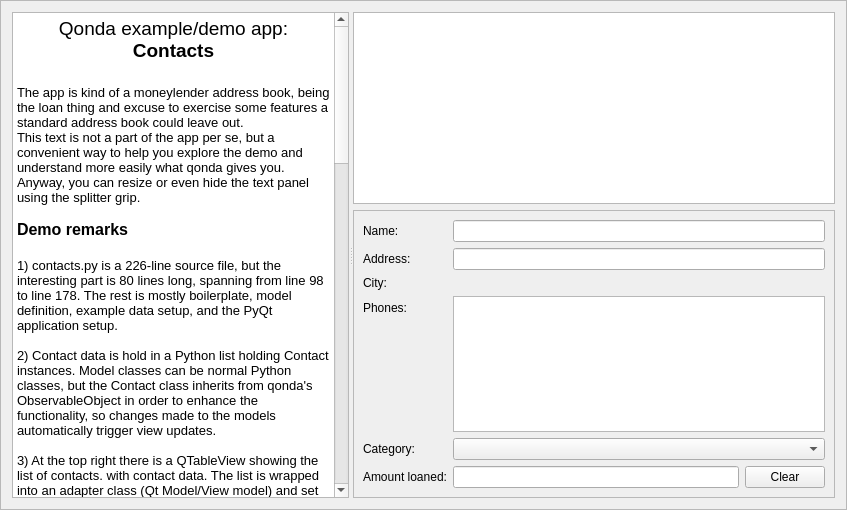
This is contacts/contacts.ui in shulai/qonda as Qt 5 draws it before an edit. The edited form follows.
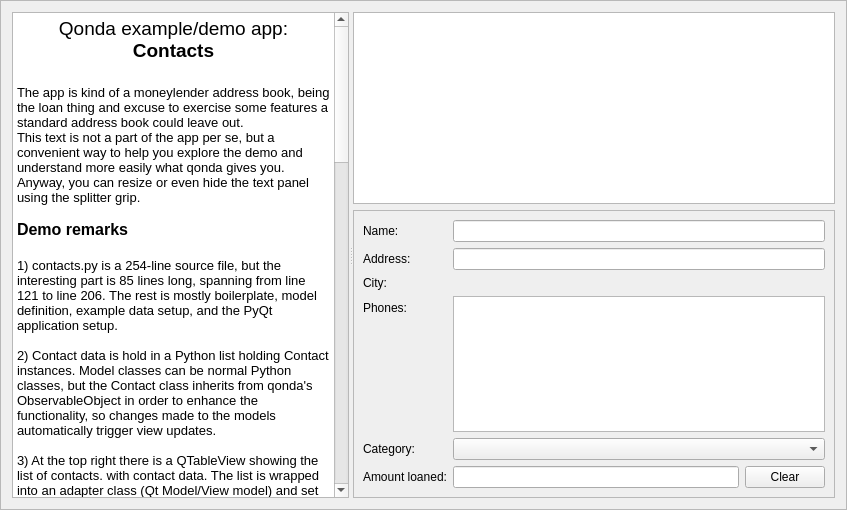
This is the edited form. Custom widgets are drawn as their Qt base class.

Commit message: Change line numbers reference

Diff of the .ui file:
```diff
--- a/contacts/contacts.ui
+++ b/contacts/contacts.ui
@@ -30,38 +30,38 @@
        <string>&lt;!DOCTYPE HTML PUBLIC &quot;-//W3C//DTD HTML 4.0//EN&quot; &quot;http://www.w3.org/TR/REC-html40/strict.dtd&quot;&gt;
 &lt;html&gt;&lt;head&gt;&lt;meta name=&quot;qrichtext&quot; content=&quot;1&quot; /&gt;&lt;style type=&quot;text/css&quot;&gt;
 p, li { white-space: pre-wrap; }
-&lt;/style&gt;&lt;/head&gt;&lt;body style=&quot; font-family:'Sans Serif'; font-size:10pt; font-weight:400; font-style:normal;&quot;&gt;
-&lt;p align=&quot;center&quot; style=&quot; margin-top:0px; margin-bottom:0px; margin-left:0px; margin-right:0px; -qt-block-indent:0; text-indent:0px;&quot;&gt;&lt;span style=&quot; font-size:14pt;&quot;&gt;Qonda example/demo app: &lt;/span&gt;&lt;span style=&quot; font-size:14pt; font-weight:600;&quot;&gt;Contacts&lt;/span&gt;&lt;/p&gt;
-&lt;p align=&quot;center&quot; style=&quot;-qt-paragraph-type:empty; margin-top:0px; margin-bottom:0px; margin-left:0px; margin-right:0px; -qt-block-indent:0; text-indent:0px; font-size:14pt; font-weight:600;&quot;&gt;&lt;br /&gt;&lt;/p&gt;
-&lt;p style=&quot; margin-top:0px; margin-bottom:0px; margin-left:0px; margin-right:0px; -qt-block-indent:0; text-indent:0px;&quot;&gt;The app is kind of a moneylender address book, being the loan thing and excuse to exercise some features a standard address book could leave out.&lt;/p&gt;
-&lt;p style=&quot; margin-top:0px; margin-bottom:0px; margin-left:0px; margin-right:0px; -qt-block-indent:0; text-indent:0px;&quot;&gt;This text is not a part of the app per se, but a convenient way to help you explore the demo and understand more easily what qonda gives you. Anyway, you can resize or even hide the text panel using the splitter grip.&lt;/p&gt;
-&lt;p style=&quot;-qt-paragraph-type:empty; margin-top:0px; margin-bottom:0px; margin-left:0px; margin-right:0px; -qt-block-indent:0; text-indent:0px;&quot;&gt;&lt;br /&gt;&lt;/p&gt;
-&lt;p style=&quot; margin-top:0px; margin-bottom:0px; margin-left:0px; margin-right:0px; -qt-block-indent:0; text-indent:0px;&quot;&gt;&lt;span style=&quot; font-size:12pt; font-weight:600;&quot;&gt;Demo remarks&lt;/span&gt;&lt;/p&gt;
-&lt;p style=&quot;-qt-paragraph-type:empty; margin-top:0px; margin-bottom:0px; margin-left:0px; margin-right:0px; -qt-block-indent:0; text-indent:0px; font-size:12pt; font-weight:600;&quot;&gt;&lt;br /&gt;&lt;/p&gt;
-&lt;p style=&quot; margin-top:0px; margin-bottom:0px; margin-left:0px; margin-right:0px; -qt-block-indent:0; text-indent:0px;&quot;&gt;1) contacts.py is a 226-line source file, but the interesting part is 80 lines long, spanning from line 98 to line 178. The rest is mostly boilerplate, model definition, example data setup, and the PyQt application setup.&lt;/p&gt;
-&lt;p style=&quot;-qt-paragraph-type:empty; margin-top:0px; margin-bottom:0px; margin-left:0px; margin-right:0px; -qt-block-indent:0; text-indent:0px;&quot;&gt;&lt;br /&gt;&lt;/p&gt;
-&lt;p style=&quot; margin-top:0px; margin-bottom:0px; margin-left:0px; margin-right:0px; -qt-block-indent:0; text-indent:0px;&quot;&gt;2) Contact data is hold in a Python list holding Contact instances. Model classes can be normal Python classes, but the Contact class inherits from qonda's ObservableObject in order to enhance the functionality, so changes made to the models automatically trigger view updates.&lt;/p&gt;
-&lt;p style=&quot;-qt-paragraph-type:empty; margin-top:0px; margin-bottom:0px; margin-left:0px; margin-right:0px; -qt-block-indent:0; text-indent:0px;&quot;&gt;&lt;br /&gt;&lt;/p&gt;
-&lt;p style=&quot; margin-top:0px; margin-bottom:0px; margin-left:0px; margin-right:0px; -qt-block-indent:0; text-indent:0px;&quot;&gt;3) At the top right there is a QTableView showing the list of contacts. with contact data. The list is wrapped into an adapter class (Qt Model/View model) and set as the QTableView model. Code required: 5 sentences in lines 116-137, including 16 lines for column metadata. The QTableView is promoted into a qonda.widgets.views.TableView, that implements inline row appending and deleting using Ctrl+Insert and Ctrl+Delete.&lt;/p&gt;
-&lt;p style=&quot;-qt-paragraph-type:empty; margin-top:0px; margin-bottom:0px; margin-left:0px; margin-right:0px; -qt-block-indent:0; text-indent:0px;&quot;&gt;&lt;br /&gt;&lt;/p&gt;
-&lt;p style=&quot; margin-top:0px; margin-bottom:0px; margin-left:0px; margin-right:0px; -qt-block-indent:0; text-indent:0px;&quot;&gt;4) Below the table is a form showing the full contact data of the selected row. The form is set up setting a mapper (2 sentences, lines 106-112), plus setting the contact and phone list adapters (5 sentences in lines 140-168, with 20 lines for column metadata declaration). The mapper isn't a standard QDataWidgetMapper but an enhanced Qonda DataWidgetMapper.&lt;/p&gt;
-&lt;p style=&quot;-qt-paragraph-type:empty; margin-top:0px; margin-bottom:0px; margin-left:0px; margin-right:0px; -qt-block-indent:0; text-indent:0px;&quot;&gt;&lt;br /&gt;&lt;/p&gt;
-&lt;p style=&quot; margin-top:0px; margin-bottom:0px; margin-left:0px; margin-right:0px; -qt-block-indent:0; text-indent:0px;&quot;&gt;5) If you click on the contact list, the contents of the form shows the selected contact data. The link between the table and the form is done in a 2-line slot connected to the clicked signal of the table&lt;/p&gt;
-&lt;p style=&quot;-qt-paragraph-type:empty; margin-top:0px; margin-bottom:0px; margin-left:0px; margin-right:0px; -qt-block-indent:0; text-indent:0px;&quot;&gt;&lt;br /&gt;&lt;/p&gt;
-&lt;p style=&quot; margin-top:0px; margin-bottom:0px; margin-left:0px; margin-right:0px; -qt-block-indent:0; text-indent:0px;&quot;&gt;6) You can edit values in the table, and the changes propagates automatically to the form. This is not done using Qt Model/View but being Contact an ObservableObject, because for Qt the table and the form have different models.&lt;/p&gt;
-&lt;p style=&quot;-qt-paragraph-type:empty; margin-top:0px; margin-bottom:0px; margin-left:0px; margin-right:0px; -qt-block-indent:0; text-indent:0px;&quot;&gt;&lt;br /&gt;&lt;/p&gt;
-&lt;p style=&quot; margin-top:0px; margin-bottom:0px; margin-left:0px; margin-right:0px; -qt-block-indent:0; text-indent:0px;&quot;&gt;7) The &amp;quot;Phones&amp;quot; column in the table is not editable. Both flags and a sensible selection of metadata attributes are optionally functional. e.g. you could declare the attribute either as a constant or using a lambda or another function and return the proper value according the entity value. The value of the phones column is a subclass of list named Phones that implements a proper __unicode__ method.&lt;/p&gt;
-&lt;p style=&quot;-qt-paragraph-type:empty; margin-top:0px; margin-bottom:0px; margin-left:0px; margin-right:0px; -qt-block-indent:0; text-indent:0px;&quot;&gt;&lt;br /&gt;&lt;/p&gt;
-&lt;p style=&quot; margin-top:0px; margin-bottom:0px; margin-left:0px; margin-right:0px; -qt-block-indent:0; text-indent:0px;&quot;&gt;8) Change the category of the contact and/or the type of the phone numbers. Both list of options are made of tuples of strings, being strings for the sake of simplicity, could be arbitrary objects able to render an Unicode representation (e.g. have __unicode__ method). Picking an options set the value of the attribute to the selected object. Setting the list of options for the combos takes 2 and 3 lines respectively.&lt;/p&gt;
-&lt;p style=&quot;-qt-paragraph-type:empty; margin-top:0px; margin-bottom:0px; margin-left:0px; margin-right:0px; -qt-block-indent:0; text-indent:0px;&quot;&gt;&lt;br /&gt;&lt;/p&gt;
-&lt;p style=&quot; margin-top:0px; margin-bottom:0px; margin-left:0px; margin-right:0px; -qt-block-indent:0; text-indent:0px;&quot;&gt;9) Click on the city name, and type the name, or part of the name of a city, if a single city is found for the input, the city becomes the new value of the attribute. If several alternatives are available (try &amp;quot;B&amp;quot;, &amp;quot;L&amp;quot; or &amp;quot;M&amp;quot;) a menu pops up with the options. As with the combos, the cities are strings but could be any object with Unicode representation. The LookupWidget is a handy widget for settings associations. The lookup function is external to the widget, allowing to do any kind of search.&lt;/p&gt;
-&lt;p style=&quot;-qt-paragraph-type:empty; margin-top:0px; margin-bottom:0px; margin-left:0px; margin-right:0px; -qt-block-indent:0; text-indent:0px;&quot;&gt;&lt;br /&gt;&lt;/p&gt;
-&lt;p style=&quot; margin-top:0px; margin-bottom:0px; margin-left:0px; margin-right:0px; -qt-block-indent:0; text-indent:0px;&quot;&gt;10) Try adding a new telephone number in the phone table. Adding items is transparent. Deleting and inserting is not currently implemented, but should be and easy addition.&lt;/p&gt;
-&lt;p style=&quot;-qt-paragraph-type:empty; margin-top:0px; margin-bottom:0px; margin-left:0px; margin-right:0px; -qt-block-indent:0; text-indent:0px;&quot;&gt;&lt;br /&gt;&lt;/p&gt;
-&lt;p style=&quot; margin-top:0px; margin-bottom:0px; margin-left:0px; margin-right:0px; -qt-block-indent:0; text-indent:0px;&quot;&gt;11) Try different values for the amount loaned, say 0, 50, 120. The formatter and parser provided in the metadata formats the number properly and parse it back into a Python float. Also, metadata is set with lambdas so background turns yellow if the value reachs 50, and the font turns bold and red if the value reach 100. While the same metadata is set in both model adapters, both detail in both views are updated regardless which you update.&lt;/p&gt;
-&lt;p style=&quot;-qt-paragraph-type:empty; margin-top:0px; margin-bottom:0px; margin-left:0px; margin-right:0px; -qt-block-indent:0; text-indent:0px;&quot;&gt;&lt;br /&gt;&lt;/p&gt;
-&lt;p style=&quot; margin-top:0px; margin-bottom:0px; margin-left:0px; margin-right:0px; -qt-block-indent:0; text-indent:0px;&quot;&gt;12) Click on the clear button. Again, the value clears in both views including colors and font.&lt;/p&gt;
-&lt;p style=&quot;-qt-paragraph-type:empty; margin-top:0px; margin-bottom:0px; margin-left:0px; margin-right:0px; -qt-block-indent:0; text-indent:0px;&quot;&gt;&lt;br /&gt;&lt;/p&gt;&lt;/body&gt;&lt;/html&gt;</string>
+&lt;/style&gt;&lt;/head&gt;&lt;body style=&quot; font-family:'DejaVu Sans'; font-size:9pt; font-weight:400; font-style:normal;&quot;&gt;
+&lt;p align=&quot;center&quot; style=&quot; margin-top:0px; margin-bottom:0px; margin-left:0px; margin-right:0px; -qt-block-indent:0; text-indent:0px;&quot;&gt;&lt;span style=&quot; font-family:'Sans Serif'; font-size:14pt;&quot;&gt;Qonda example/demo app: &lt;/span&gt;&lt;span style=&quot; font-family:'Sans Serif'; font-size:14pt; font-weight:600;&quot;&gt;Contacts&lt;/span&gt;&lt;/p&gt;
+&lt;p align=&quot;center&quot; style=&quot;-qt-paragraph-type:empty; margin-top:0px; margin-bottom:0px; margin-left:0px; margin-right:0px; -qt-block-indent:0; text-indent:0px; font-family:'Sans Serif'; font-size:14pt; font-weight:600;&quot;&gt;&lt;br /&gt;&lt;/p&gt;
+&lt;p style=&quot; margin-top:0px; margin-bottom:0px; margin-left:0px; margin-right:0px; -qt-block-indent:0; text-indent:0px;&quot;&gt;&lt;span style=&quot; font-family:'Sans Serif'; font-size:10pt;&quot;&gt;The app is kind of a moneylender address book, being the loan thing and excuse to exercise some features a standard address book could leave out.&lt;/span&gt;&lt;/p&gt;
+&lt;p style=&quot; margin-top:0px; margin-bottom:0px; margin-left:0px; margin-right:0px; -qt-block-indent:0; text-indent:0px;&quot;&gt;&lt;span style=&quot; font-family:'Sans Serif'; font-size:10pt;&quot;&gt;This text is not a part of the app per se, but a convenient way to help you explore the demo and understand more easily what qonda gives you. Anyway, you can resize or even hide the text panel using the splitter grip.&lt;/span&gt;&lt;/p&gt;
+&lt;p style=&quot;-qt-paragraph-type:empty; margin-top:0px; margin-bottom:0px; margin-left:0px; margin-right:0px; -qt-block-indent:0; text-indent:0px; font-family:'Sans Serif'; font-size:10pt;&quot;&gt;&lt;br /&gt;&lt;/p&gt;
+&lt;p style=&quot; margin-top:0px; margin-bottom:0px; margin-left:0px; margin-right:0px; -qt-block-indent:0; text-indent:0px;&quot;&gt;&lt;span style=&quot; font-family:'Sans Serif'; font-size:12pt; font-weight:600;&quot;&gt;Demo remarks&lt;/span&gt;&lt;/p&gt;
+&lt;p style=&quot;-qt-paragraph-type:empty; margin-top:0px; margin-bottom:0px; margin-left:0px; margin-right:0px; -qt-block-indent:0; text-indent:0px; font-family:'Sans Serif'; font-size:12pt; font-weight:600;&quot;&gt;&lt;br /&gt;&lt;/p&gt;
+&lt;p style=&quot; margin-top:0px; margin-bottom:0px; margin-left:0px; margin-right:0px; -qt-block-indent:0; text-indent:0px;&quot;&gt;&lt;span style=&quot; font-family:'Sans Serif'; font-size:10pt;&quot;&gt;1) contacts.py is a 254-line source file, but the interesting part is 85 lines long, spanning from line 121 to line 206. The rest is mostly boilerplate, model definition, example data setup, and the PyQt application setup.&lt;/span&gt;&lt;/p&gt;
+&lt;p style=&quot;-qt-paragraph-type:empty; margin-top:0px; margin-bottom:0px; margin-left:0px; margin-right:0px; -qt-block-indent:0; text-indent:0px; font-family:'Sans Serif'; font-size:10pt;&quot;&gt;&lt;br /&gt;&lt;/p&gt;
+&lt;p style=&quot; margin-top:0px; margin-bottom:0px; margin-left:0px; margin-right:0px; -qt-block-indent:0; text-indent:0px;&quot;&gt;&lt;span style=&quot; font-family:'Sans Serif'; font-size:10pt;&quot;&gt;2) Contact data is hold in a Python list holding Contact instances. Model classes can be normal Python classes, but the Contact class inherits from qonda's ObservableObject in order to enhance the functionality, so changes made to the models automatically trigger view updates.&lt;/span&gt;&lt;/p&gt;
+&lt;p style=&quot;-qt-paragraph-type:empty; margin-top:0px; margin-bottom:0px; margin-left:0px; margin-right:0px; -qt-block-indent:0; text-indent:0px; font-family:'Sans Serif'; font-size:10pt;&quot;&gt;&lt;br /&gt;&lt;/p&gt;
+&lt;p style=&quot; margin-top:0px; margin-bottom:0px; margin-left:0px; margin-right:0px; -qt-block-indent:0; text-indent:0px;&quot;&gt;&lt;span style=&quot; font-family:'Sans Serif'; font-size:10pt;&quot;&gt;3) At the top right there is a QTableView showing the list of contacts. with contact data. The list is wrapped into an adapter class (Qt Model/View model) and set as the QTableView model. Code required: 5 sentences in lines 138-162, including 18 lines for column metadata. The QTableView is promoted into a qonda.widgets.views.TableView, that implements inline row appending and deleting using Ctrl+Insert and Ctrl+Delete.&lt;/span&gt;&lt;/p&gt;
+&lt;p style=&quot;-qt-paragraph-type:empty; margin-top:0px; margin-bottom:0px; margin-left:0px; margin-right:0px; -qt-block-indent:0; text-indent:0px; font-family:'Sans Serif'; font-size:10pt;&quot;&gt;&lt;br /&gt;&lt;/p&gt;
+&lt;p style=&quot; margin-top:0px; margin-bottom:0px; margin-left:0px; margin-right:0px; -qt-block-indent:0; text-indent:0px;&quot;&gt;&lt;span style=&quot; font-family:'Sans Serif'; font-size:10pt;&quot;&gt;4) Below the table is a form showing the full contact data of the selected row. The form is set up setting a mapper (2 sentences, lines 129-135), plus setting the contact and phone list adapters (5 sentences in lines 143-171, with 20 lines for column metadata declaration). The mapper isn't a standard QDataWidgetMapper but an enhanced Qonda DataWidgetMapper.&lt;/span&gt;&lt;/p&gt;
+&lt;p style=&quot;-qt-paragraph-type:empty; margin-top:0px; margin-bottom:0px; margin-left:0px; margin-right:0px; -qt-block-indent:0; text-indent:0px; font-family:'Sans Serif'; font-size:10pt;&quot;&gt;&lt;br /&gt;&lt;/p&gt;
+&lt;p style=&quot; margin-top:0px; margin-bottom:0px; margin-left:0px; margin-right:0px; -qt-block-indent:0; text-indent:0px;&quot;&gt;&lt;span style=&quot; font-family:'Sans Serif'; font-size:10pt;&quot;&gt;5) If you click on the contact list, the contents of the form shows the selected contact data. The link between the table and the form is done in a 2-line slot connected to the clicked signal of the table&lt;/span&gt;&lt;/p&gt;
+&lt;p style=&quot;-qt-paragraph-type:empty; margin-top:0px; margin-bottom:0px; margin-left:0px; margin-right:0px; -qt-block-indent:0; text-indent:0px; font-family:'Sans Serif'; font-size:10pt;&quot;&gt;&lt;br /&gt;&lt;/p&gt;
+&lt;p style=&quot; margin-top:0px; margin-bottom:0px; margin-left:0px; margin-right:0px; -qt-block-indent:0; text-indent:0px;&quot;&gt;&lt;span style=&quot; font-family:'Sans Serif'; font-size:10pt;&quot;&gt;6) You can edit values in the table, and the changes propagates automatically to the form. This is not done using Qt Model/View but being Contact an ObservableObject, because for Qt the table and the form have different models.&lt;/span&gt;&lt;/p&gt;
+&lt;p style=&quot;-qt-paragraph-type:empty; margin-top:0px; margin-bottom:0px; margin-left:0px; margin-right:0px; -qt-block-indent:0; text-indent:0px; font-family:'Sans Serif'; font-size:10pt;&quot;&gt;&lt;br /&gt;&lt;/p&gt;
+&lt;p style=&quot; margin-top:0px; margin-bottom:0px; margin-left:0px; margin-right:0px; -qt-block-indent:0; text-indent:0px;&quot;&gt;&lt;span style=&quot; font-family:'Sans Serif'; font-size:10pt;&quot;&gt;7) The &amp;quot;Phones&amp;quot; column in the table is not editable. Both flags and a sensible selection of metadata attributes are optionally functional. e.g. you could declare the attribute either as a constant or using a lambda or another function and return the proper value according the entity value. The value of the phones column is a subclass of list named Phones that implements a proper __unicode__ (or __str__ in Python 3) method.&lt;/span&gt;&lt;/p&gt;
+&lt;p style=&quot;-qt-paragraph-type:empty; margin-top:0px; margin-bottom:0px; margin-left:0px; margin-right:0px; -qt-block-indent:0; text-indent:0px; font-family:'Sans Serif'; font-size:10pt;&quot;&gt;&lt;br /&gt;&lt;/p&gt;
+&lt;p style=&quot; margin-top:0px; margin-bottom:0px; margin-left:0px; margin-right:0px; -qt-block-indent:0; text-indent:0px;&quot;&gt;&lt;span style=&quot; font-family:'Sans Serif'; font-size:10pt;&quot;&gt;8) Change the category of the contact and/or the type of the phone numbers. Both list of options are made of tuples of strings, being strings for the sake of simplicity, could be arbitrary objects able to render an Unicode representation (e.g. have __unicode__ method). Picking an options set the value of the attribute to the selected object. Setting the list of options for the combos takes 2 and 3 lines respectively.&lt;/span&gt;&lt;/p&gt;
+&lt;p style=&quot;-qt-paragraph-type:empty; margin-top:0px; margin-bottom:0px; margin-left:0px; margin-right:0px; -qt-block-indent:0; text-indent:0px; font-family:'Sans Serif'; font-size:10pt;&quot;&gt;&lt;br /&gt;&lt;/p&gt;
+&lt;p style=&quot; margin-top:0px; margin-bottom:0px; margin-left:0px; margin-right:0px; -qt-block-indent:0; text-indent:0px;&quot;&gt;&lt;span style=&quot; font-family:'Sans Serif'; font-size:10pt;&quot;&gt;9) Click on the city name, and type the name, or part of the name of a city, if a single city is found for the input, the city becomes the new value of the attribute. If several alternatives are available (try &amp;quot;B&amp;quot;, &amp;quot;L&amp;quot; or &amp;quot;M&amp;quot;) a menu pops up with the options. As with the combos, the cities are strings but could be any object with Unicode representation. The LookupWidget is a handy widget for settings associations. The lookup function is external to the widget, allowing to do any kind of search.&lt;/span&gt;&lt;/p&gt;
+&lt;p style=&quot;-qt-paragraph-type:empty; margin-top:0px; margin-bottom:0px; margin-left:0px; margin-right:0px; -qt-block-indent:0; text-indent:0px; font-family:'Sans Serif'; font-size:10pt;&quot;&gt;&lt;br /&gt;&lt;/p&gt;
+&lt;p style=&quot; margin-top:0px; margin-bottom:0px; margin-left:0px; margin-right:0px; -qt-block-indent:0; text-indent:0px;&quot;&gt;&lt;span style=&quot; font-family:'Sans Serif'; font-size:10pt;&quot;&gt;10) Try adding a new telephone number in the phone table. Adding items is transparent. Deleting and inserting is not currently implemented, but should be and easy addition.&lt;/span&gt;&lt;/p&gt;
+&lt;p style=&quot;-qt-paragraph-type:empty; margin-top:0px; margin-bottom:0px; margin-left:0px; margin-right:0px; -qt-block-indent:0; text-indent:0px; font-family:'Sans Serif'; font-size:10pt;&quot;&gt;&lt;br /&gt;&lt;/p&gt;
+&lt;p style=&quot; margin-top:0px; margin-bottom:0px; margin-left:0px; margin-right:0px; -qt-block-indent:0; text-indent:0px;&quot;&gt;&lt;span style=&quot; font-family:'Sans Serif'; font-size:10pt;&quot;&gt;11) Try different values for the amount loaned, say 0, 50, 120. The formatter and parser provided in the metadata formats the number properly and parse it back into a Python float. Also, metadata is set with lambdas so background turns yellow if the value reachs 50, and the font turns bold and red if the value reach 100. While the same metadata is set in both model adapters, both detail in both views are updated regardless which you update.&lt;/span&gt;&lt;/p&gt;
+&lt;p style=&quot;-qt-paragraph-type:empty; margin-top:0px; margin-bottom:0px; margin-left:0px; margin-right:0px; -qt-block-indent:0; text-indent:0px; font-family:'Sans Serif'; font-size:10pt;&quot;&gt;&lt;br /&gt;&lt;/p&gt;
+&lt;p style=&quot; margin-top:0px; margin-bottom:0px; margin-left:0px; margin-right:0px; -qt-block-indent:0; text-indent:0px;&quot;&gt;&lt;span style=&quot; font-family:'Sans Serif'; font-size:10pt;&quot;&gt;12) Click on the clear button. Again, the value clears in both views including colors and font.&lt;/span&gt;&lt;/p&gt;
+&lt;p style=&quot;-qt-paragraph-type:empty; margin-top:0px; margin-bottom:0px; margin-left:0px; margin-right:0px; -qt-block-indent:0; text-indent:0px; font-family:'Sans Serif'; font-size:10pt;&quot;&gt;&lt;br /&gt;&lt;/p&gt;&lt;/body&gt;&lt;/html&gt;</string>
       </property>
      </widget>
      <widget class="QWidget" name="layoutWidget">
```
